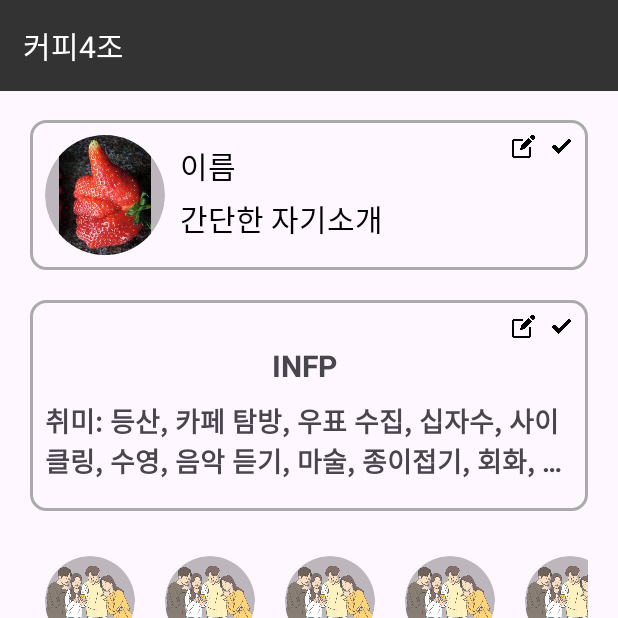
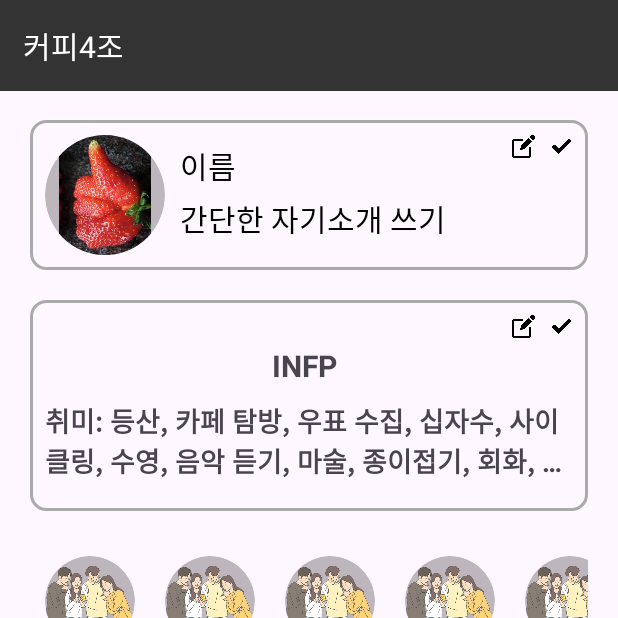
Before and after one commit to dlho1222/Sparta-Week5-Team--SNS, an Android app: the screen it shows after launch (MypageActivity), on a phone screen of 412 x 824 dp, the top half of it. Run offline under Robolectric (Android 15) with nearby library versions, the phone set to English and light mode, and no system bars.

Commit message:
화면 구현

```diff
--- a/app/src/main/res/layout-v31/activity_mypage.xml
+++ b/app/src/main/res/layout-v31/activity_mypage.xml
@@ -91,7 +91,7 @@
                     android:layout_height="0dp"
                     android:layout_marginStart="10dp"
                     android:layout_marginTop="5dp"
-                    android:text="간단한 자기소개"
+                    android:text="간단한 자기소개 쓰기"
                     android:textColor="@color/black"
                     android:textSize="20sp"
                     app:layout_constraintBottom_toBottomOf="parent"
```
